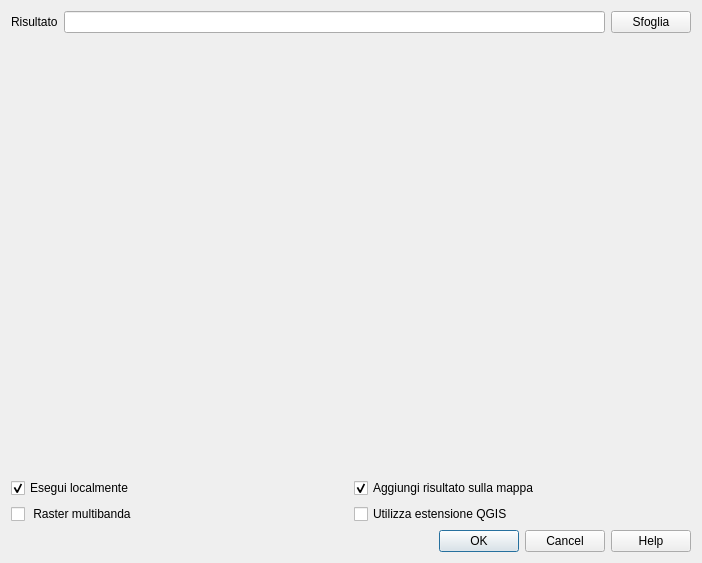
The window that base.ui (ProvinciaAutonomaTrento/STEM) describes before a commit, drawn with Qt 5.
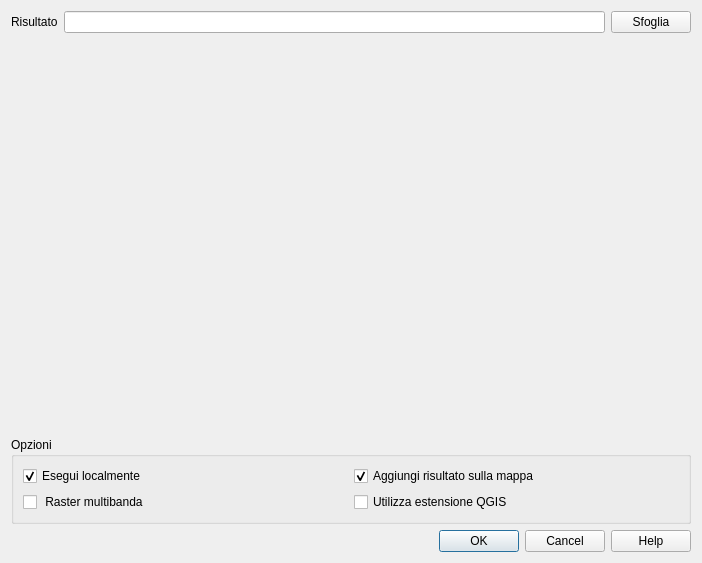
The same window after the commit. Custom widgets are drawn as their Qt base class.

Commit message: use QgsCollapsibleGroupBox for the bottom widget in base dialog

Diff of the .ui file:
```diff
--- a/base.ui
+++ b/base.ui
@@ -64,10 +64,16 @@
       </spacer>
      </item>
      <item>
-      <layout class="QVBoxLayout" name="verticalLayout_std_opt" stretch="0,0">
-       <item>
-        <layout class="QHBoxLayout" name="horizontalLayout">
-         <item>
+      <widget class="QgsCollapsibleGroupBox" name="groupBox">
+       <property name="title">
+        <string>Opzioni</string>
+       </property>
+       <layout class="QGridLayout" name="gridLayout_4">
+        <item row="0" column="0">
+         <layout class="QGridLayout" name="gridLayout_2">
+          <item row="0" column="0">
+           <layout class="QGridLayout" name="gridLayout_3">
+            <item row="0" column="0">
           <widget class="QCheckBox" name="LocalCheck">
            <property name="maximumSize">
             <size>
@@ -83,7 +89,7 @@
            </property>
           </widget>
          </item>
-         <item>
+            <item row="0" column="1">
           <widget class="QCheckBox" name="AddLayerToCanvas">
            <property name="maximumSize">
             <size>
@@ -101,7 +107,7 @@
          </item>
         </layout>
        </item>
-       <item>
+          <item row="1" column="0">
         <layout class="QHBoxLayout" name="horizontalLayout_2">
          <item>
           <widget class="QCheckBox" name="MultiBand">
@@ -121,6 +127,9 @@
        </item>
       </layout>
      </item>
+       </layout>
+      </widget>
+     </item>
      <item>
       <widget class="QDialogButtonBox" name="buttonBox">
        <property name="orientation">
@@ -135,6 +144,14 @@
    </item>
   </layout>
  </widget>
+ <customwidgets>
+  <customwidget>
+   <class>QgsCollapsibleGroupBox</class>
+   <extends>QGroupBox</extends>
+   <header location="global">qgis.gui</header>
+   <container>1</container>
+  </customwidget>
+ </customwidgets>
  <resources/>
  <connections>
   <connection>
```
Lines whose indentation alone changed are shown as unchanged. The commit also changes 37 other files.
